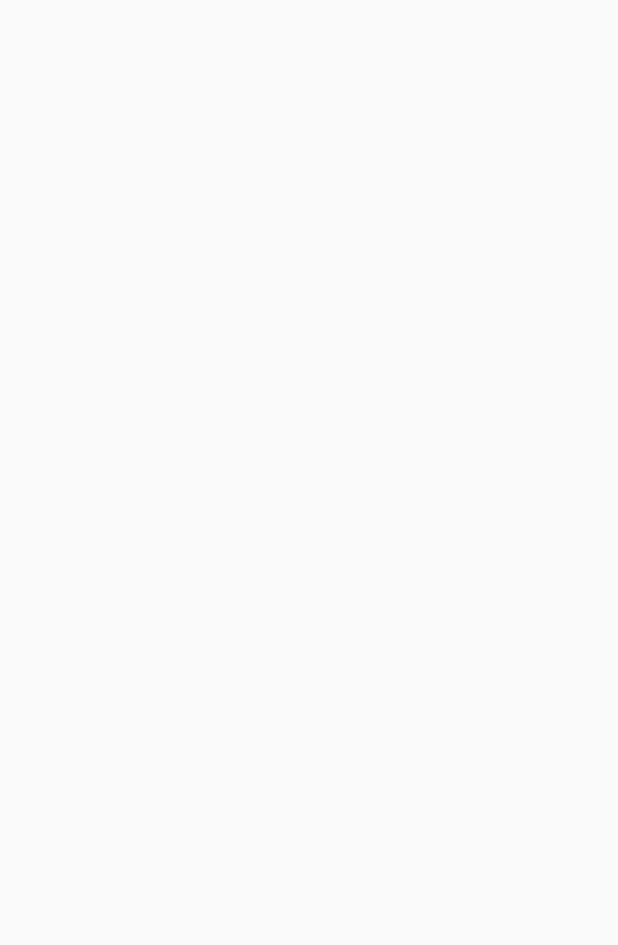
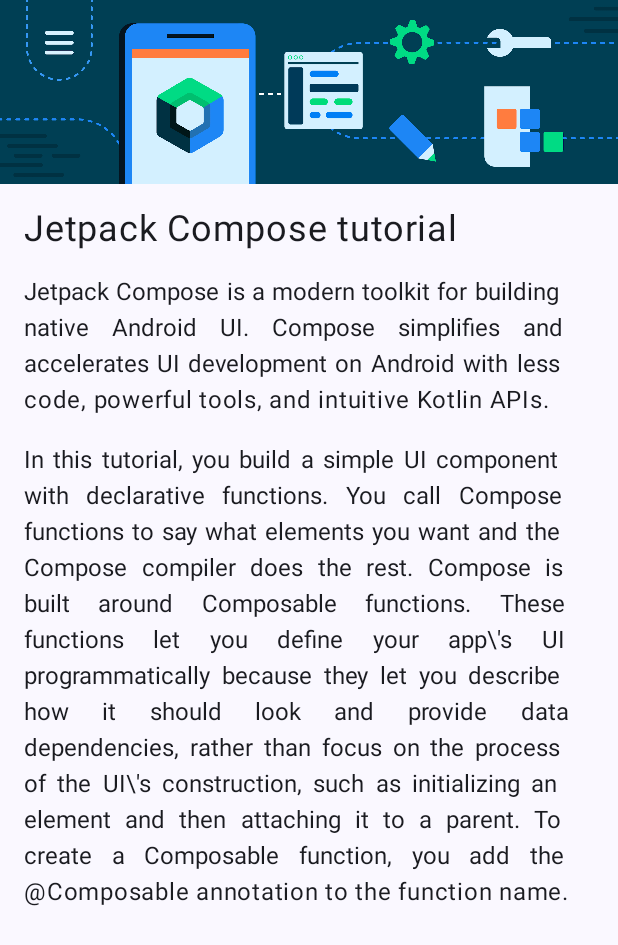
Before and after one commit to pcconduru/ComposePage, an Android app built with Jetpack Compose: the screen it shows after launch (MainActivity), on a phone screen of 412 x 824 dp. Before the commit the part shown is empty. Shown: the top 945 px of the screen. Run offline under Robolectric (Android 15) with nearby library versions, the phone set to English and light mode, and no system bars.

Commit message:
Atualização de Código

```diff
--- a/app/src/main/java/com/example/composepage/MainActivity.kt
+++ b/app/src/main/java/com/example/composepage/MainActivity.kt
@@ -4,14 +4,25 @@ import android.os.Bundle
 import androidx.activity.ComponentActivity
 import androidx.activity.compose.setContent
 import androidx.activity.enableEdgeToEdge
+import androidx.compose.foundation.Image
+import androidx.compose.foundation.layout.Box
 import androidx.compose.foundation.layout.Column
+import androidx.compose.foundation.layout.Row
 import androidx.compose.foundation.layout.fillMaxSize
 import androidx.compose.foundation.layout.padding
+import androidx.compose.foundation.layout.size
 import androidx.compose.material3.Scaffold
+import androidx.compose.material3.Surface
 import androidx.compose.material3.Text
 import androidx.compose.runtime.Composable
 import androidx.compose.ui.Modifier
+import androidx.compose.ui.layout.ContentScale
+import androidx.compose.ui.res.painterResource
+import androidx.compose.ui.res.stringResource
+import androidx.compose.ui.text.style.TextAlign
 import androidx.compose.ui.tooling.preview.Preview
+import androidx.compose.ui.unit.dp
+import androidx.compose.ui.unit.sp
 import com.example.composepage.ui.theme.ComposePageTheme
 
 class MainActivity : ComponentActivity() {
@@ -20,26 +31,59 @@ class MainActivity : ComponentActivity() {
         enableEdgeToEdge()
         setContent {
             ComposePageTheme {
-
+                Surface (
+                    modifier = Modifier.fillMaxSize()
+                ){
+                    PageImage()
+                }
             }
         }
     }
 }
 
 @Composable
-fun PageText(title: String, t1: String, t2: String) {
+fun PageText(title: String, t1: String, t2: String, modifier: Modifier = Modifier) {
     Column(modifier = Modifier){
         Text(
-            text = title
+            text = title,
+            fontSize = 24.sp,
+            textAlign = TextAlign.Justify,
+            modifier = Modifier
+                .padding(16.dp)
         )
-        Text(text = t1)
-        Text(text = t2)
+        Text(
+            text = t1,
+            textAlign = TextAlign.Justify,
+            modifier = Modifier
+                .padding(start = 16.dp, end = 16.dp)
+        )
+        Text(
+            text = t2,
+            textAlign = TextAlign.Justify,
+            modifier = Modifier
+                .padding(16.dp)
+        )
     }
 }
 @Preview(showBackground = true)
 @Composable
 fun PagePreview() {
     ComposePageTheme {
-        PageText(title = "TEST1", t1 = "TEST2" , t2 = "TEST3")
+        PageImage()
     }
 }
+@Composable
+fun PageImage(modifier: Modifier = Modifier) {
+    val image = painterResource(R.drawable.bg_compose_background)
+    Column(modifier) {
+        Image(
+            painter = image,
+            contentDescription = null
+        )
+        PageText(
+            title = stringResource(R.string.title_compose_page),
+            t1 = stringResource(R.string.t1_compose_page),
+            t2 = stringResource(R.string.t2_compose_page)
+        )
+    }
+}
--- a/app/src/main/res/values/strings.xml
+++ b/app/src/main/res/values/strings.xml
@@ -1,3 +1,6 @@
 <resources>
     <string name="app_name">ComposePage</string>
+    <string name="title_compose_page">Jetpack Compose tutorial</string>
+    <string name="t1_compose_page">Jetpack Compose is a modern toolkit for building native Android UI. Compose simplifies and accelerates UI development on Android with less code, powerful tools, and intuitive Kotlin APIs.</string>
+    <string name="t2_compose_page">In this tutorial, you build a simple UI component with declarative functions. You call Compose functions to say what elements you want and the Compose compiler does the rest. Compose is built around Composable functions. These functions let you define your app\\\'s UI programmatically because they let you describe how it should look and provide data dependencies, rather than focus on the process of the UI\\\'s construction, such as initializing an element and then attaching it to a parent. To create a Composable function, you add the @Composable annotation to the function name.</string>
 </resources>
```
Also changed, not shown: app/src/main/res/drawable-nodpi/bg_compose_background.png (added), 294 other files.
